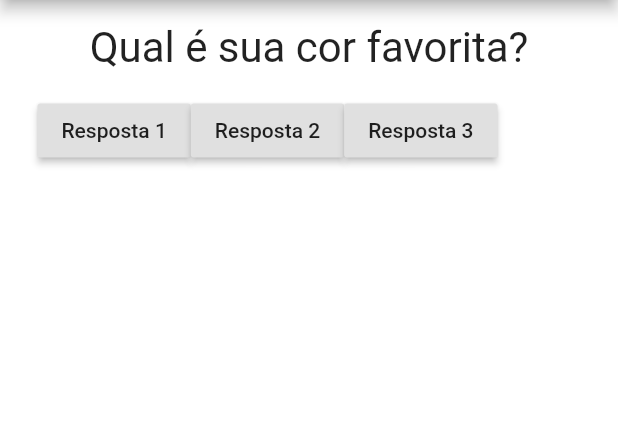
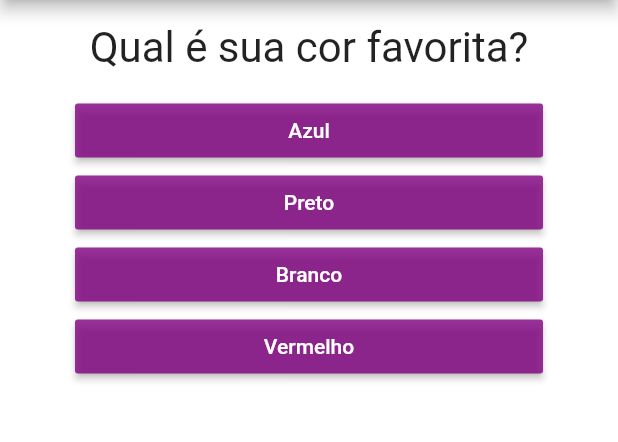
Before and after one commit to Isra0210/Perguntas, a Flutter app: the screen it shows after launch, on a phone screen of 412 x 824 dp, the part 84-526 px from its top. Run offline on Flutter 3.47's test engine with Material 2 defaults, Android fonts, the phone set to English and light mode, and no system bars.

Commit message:
creating punctuation

```diff
--- a/lib/main.dart
+++ b/lib/main.dart
@@ -1,5 +1,6 @@
 import 'package:flutter/material.dart';
-import './questao.dart';
+import './resultado.dart';
+import './questionario.dart';
 
 main() => runApp(PerguntaApp());
 
@@ -10,24 +11,55 @@ main() => runApp(PerguntaApp());
 class _PerguntaAppState extends State<PerguntaApp> {
   //gerenciando a classe Pergunta app
   var _perguntaSelecionada = 0;
+  var _pontuacaoTotal = 0;
 
-  void _responder() {
-    int i = 0;
+  final _perguntas = const [ //Todo "_" antes de qualquer atributo ou método torna ele privado
+    //Lista de _Perguntas
+    {
+      'texto': 'Qual é sua cor favorita?',
+      'respostas': [
+        {'texto': 'Azul', 'pontuacao': 10},
+        {'texto': 'Preto', 'pontuacao': 8},
+        {'texto': 'Branco', 'pontuacao': 5},
+        {'texto': 'Vermelho', 'pontuacao': 2},
+      ],
+    },
+    {
+      'texto': 'Qual é seu animal favorito?',
+      'respostas': [
+        {'texto': 'Cachorro', 'pontuacao': 10},
+        {'texto': 'Gato', 'pontuacao': 8},
+        {'texto': 'Elefante', 'pontuacao': 5},
+        {'texto': 'Girafa', 'pontuacao': 2},
+      ],
+    },
+    {
+      'texto': 'Qual é seu time favorito?',
+      'respostas': [
+        {'texto': 'Corinthans', 'pontuacao': 8},
+        {'texto': 'São Paulo', 'pontuacao': 2},
+        {'texto': 'Grêmio', 'pontuacao': 5},
+        {'texto': 'Atlético Paranaense', 'pontuacao': 10},
+        ],
+    },
+  ];
 
-    setState(() {
-      _perguntaSelecionada++;
-    });
-    print(_perguntaSelecionada);
+  bool get temPerguntaSelecionada{
+    //o indice tem que ser menor que o número de objetos dentro
+    return _perguntaSelecionada < _perguntas.length;
+  }
+
+  void _responder(int pontuacao) {
+    if(temPerguntaSelecionada){
+      setState(() {
+        _perguntaSelecionada++;
+        _pontuacaoTotal += pontuacao;
+      });
+    }
+    print(_pontuacaoTotal);
   }
 
   @override
-  final perguntas = [
-    'Qual é sua cor favorita?',
-    'Qual é seu animal favorito?',
-    'Qual é seu time favorito?',
-    'Qual é sua música Favorita',
-  ];
-
   Widget build(BuildContext context) {
     return MaterialApp(
       home: Scaffold(
@@ -36,32 +68,13 @@ class _PerguntaAppState extends State<PerguntaApp> {
           backgroundColor: Color.fromRGBO(128, 0, 128, 1),
         ),
         backgroundColor: Color.fromRGBO(255, 255, 255, 1),
-        body: Column(
-          children: <Widget>[
-            Questao(perguntas[_perguntaSelecionada]),
-            //Passando a pergunta como parametro do construtor na classe questao
-            Container(
-              width: double.infinity,
-              margin: EdgeInsets.fromLTRB(25, 0, 5, 15),
-              child: Row(
-                children: <Widget>[
-                  RaisedButton(
-                    child: Text('Resposta 1'),
-                    onPressed: _responder,
-                  ),
-                  RaisedButton(
-                    child: Text('Resposta 2'),
-                    onPressed: _responder,
-                  ),
-                  RaisedButton(
-                    child: Text('Resposta 3'),
-                    onPressed: _responder,
-                  ),
-                ],
-              ),
-            ),
-          ],
-        ),
+        body: temPerguntaSelecionada ?
+          Questionario(
+            perguntas: _perguntas,
+            perguntaSelecionada: _perguntaSelecionada,
+            responder: _responder,
+          )
+          : Resultado(_pontuacaoTotal),
       ),
     );
   }
--- /dev/null
+++ b/lib/questionario.dart
@@ -0,0 +1,41 @@
+import 'package:flutter/material.dart';
+import './questao.dart';
+import './resposta.dart';
+
+class Questionario extends StatelessWidget {
+  final List<Map<String, Object>> perguntas;
+  final int perguntaSelecionada;
+  final void Function(int) responder; //Passando a funcao responder como parametro
+
+  Questionario({
+    @required this.perguntas, //@required => Exige que os parametros sejam passados
+    @required this.perguntaSelecionada,
+    @required this.responder,
+  });
+
+  bool get temPerguntaSelecionada{
+    //o indice tem que ser menor que o número de objetos dentro
+    return perguntaSelecionada < perguntas.length;
+  }
+
+  @override
+  Widget build(BuildContext context) {
+    List<Map<String, Object>> respostas = temPerguntaSelecionada
+        ? perguntas[perguntaSelecionada]['respostas']
+        : null; //Lista de String
+
+    return Column(
+      //Se tem pertunta selecionada mostra os widget
+      children: <Widget>[
+        Questao(perguntas[perguntaSelecionada]['texto']), //Passando a pergunta como parametro do construtor na classe questao
+          ...respostas.map((resp) {
+          return Resposta(
+            resp['texto'],
+            () => responder(resp['pontuacao']),//passando a pontuação como parametro
+          );
+        }).toList(), //pegando os elementos da lista de String para lista de Widget
+        //... spread => pegar cada elemento e jogar dentro da lista do tipo Colu
+      ],
+    );
+  }
+}
--- /dev/null
+++ b/lib/resposta.dart
@@ -0,0 +1,22 @@
+import 'package:flutter/material.dart';
+
+class Resposta extends StatelessWidget {
+  final String texto;
+  final void Function () onClick;
+
+  Resposta(this.texto, this.onClick);
+
+  @override
+  Widget build(BuildContext context) {
+    return Container(
+      width: double.infinity,
+      child: RaisedButton(
+        textColor: Colors.white,
+        color: Color.fromRGBO(128, 0, 128, 0.8),
+        child: Text(texto),
+        onPressed: onClick,
+      ),
+      margin: EdgeInsets.fromLTRB(50, 0, 50, 0),
+    );
+  }
+}
--- /dev/null
+++ b/lib/resultado.dart
@@ -0,0 +1,35 @@
+import 'package:flutter/material.dart';
+
+class Resultado extends StatelessWidget {
+
+  final int pontuacao;
+
+  Resultado(this.pontuacao);
+
+  String get fraseResultado{
+    if(pontuacao <= 10){
+      return 'Parabéns!';
+    } else if(pontuacao <= 15){
+      return 'Você é bom!';
+    } else if(pontuacao <= 20){
+      return 'Impressionante!';
+    } else{
+      return 'Arrasou';
+    }
+  }
+
+  @override
+  Widget build(BuildContext context) {
+    return Container(
+          child: Center(
+            child: Text(
+              'Parabéns',
+              style: TextStyle(
+                fontSize: 50,
+                fontWeight: FontWeight.bold,
+              ),
+            ),
+          ),
+        );
+  }
+}
--- a/pubspec.yaml
+++ b/pubspec.yaml
@@ -14,7 +14,7 @@ description: A new Flutter project.
 version: 1.0.0+1
 
 environment:
-  sdk: ">=2.1.0 <3.0.0"
+  sdk: ">=2.3.0 <3.0.0"
 
 dependencies:
   flutter:
```
